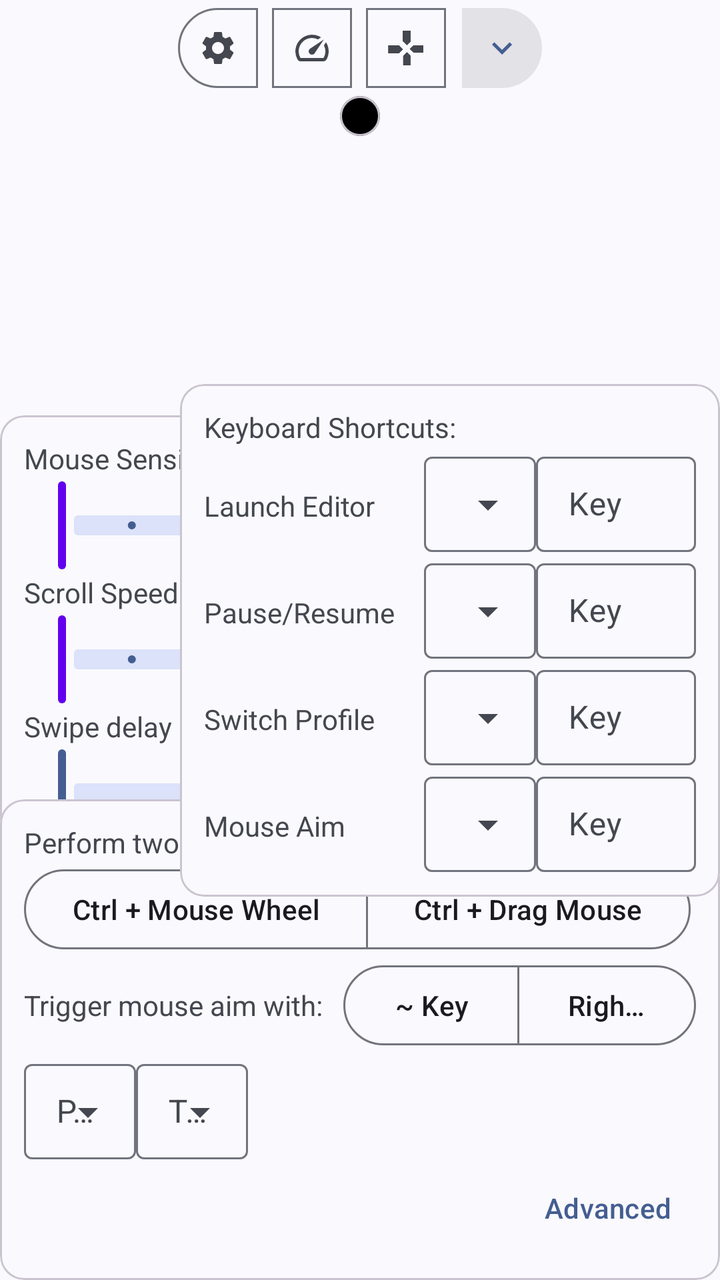
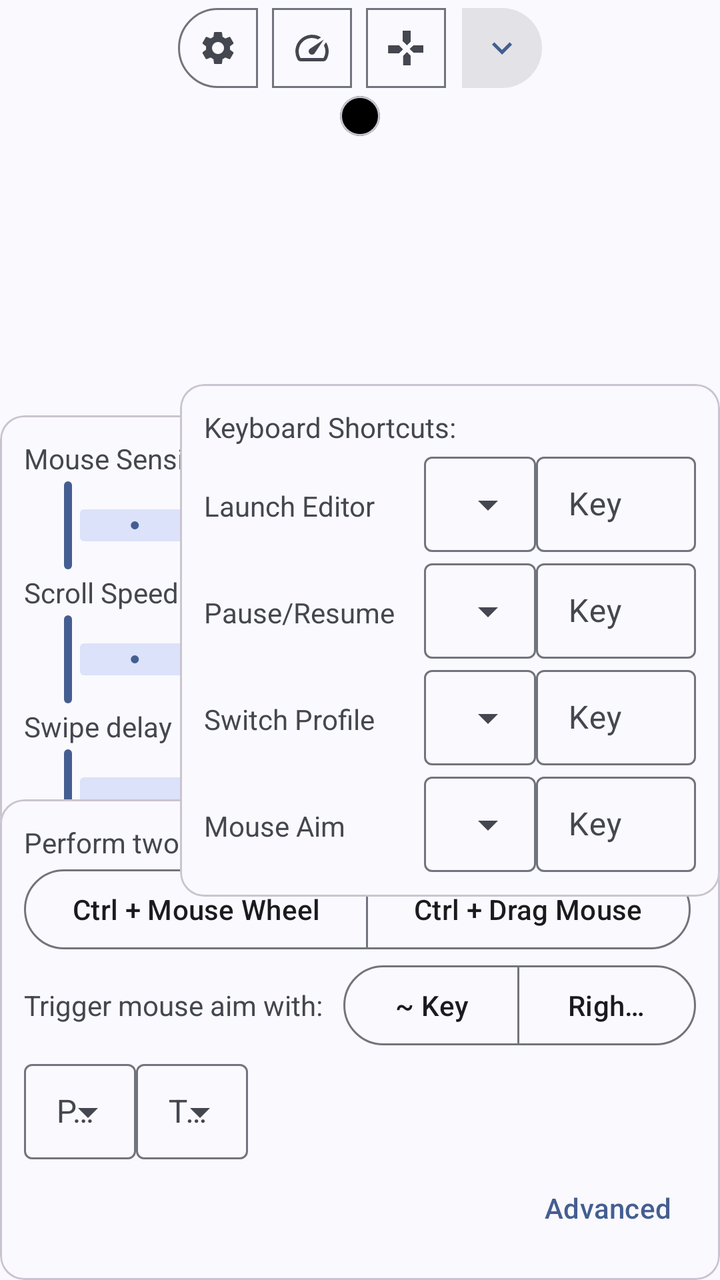

An Android layout rendered at two revisions. The XML below is the earlier revision; the diff shows what the commit changed to produce the second picture.
<!-- AndroidManifest.xml: application theme Theme.XtMapper -->
<!-- res/layout/keymap_editor_layout.xml -->
<?xml version="1.0" encoding="utf-8"?>
<androidx.constraintlayout.widget.ConstraintLayout xmlns:android="http://schemas.android.com/apk/res/android"
    android:layout_width="match_parent"
    android:layout_height="match_parent"
    xmlns:app="http://schemas.android.com/apk/res-auto"
    android:animateLayoutChanges="true">

    <FrameLayout
        android:id="@+id/keyContainer"
        android:layout_width="match_parent"
        android:layout_height="match_parent">

    </FrameLayout>

    <com.google.android.material.card.MaterialCardView
        android:layout_width="wrap_content"
        android:layout_height="wrap_content"
        app:contentPadding="10dp"
        app:layout_constraintEnd_toEndOf="parent"
        app:layout_constraintStart_toStartOf="parent"
        app:layout_constraintTop_toBottomOf="@id/toggleButtonGroup"
        android:id="@+id/catalog"
        app:cardBackgroundColor="@color/black"
        app:cardCornerRadius="40dp">
        <androidx.constraintlayout.widget.ConstraintLayout
            android:layout_width="wrap_content"
            android:layout_height="match_parent">

            <LinearLayout
                android:id="@+id/L1"
                android:layout_width="wrap_content"
                android:layout_height="wrap_content"
                android:orientation="vertical"
                app:layout_constraintLeft_toLeftOf="parent"
                app:layout_constraintRight_toLeftOf="@id/L2"
                app:layout_constraintTop_toTopOf="parent">
            </LinearLayout>

            <LinearLayout
                android:id="@+id/L2"
                android:layout_width="wrap_content"
                android:layout_height="wrap_content"
                android:orientation="vertical"
                app:layout_constraintLeft_toRightOf="@id/L1"
                app:layout_constraintRight_toLeftOf="@id/L3"
                app:layout_constraintTop_toTopOf="parent">

            </LinearLayout>

            <LinearLayout
                android:id="@+id/L3"
                android:layout_width="wrap_content"
                android:layout_height="wrap_content"
                android:orientation="vertical"
                app:layout_constraintRight_toRightOf="parent"
                app:layout_constraintLeft_toRightOf="@id/L2"
                app:layout_constraintTop_toTopOf="parent">

            </LinearLayout>
        </androidx.constraintlayout.widget.ConstraintLayout>
    </com.google.android.material.card.MaterialCardView>


    <com.google.android.material.button.MaterialButtonToggleGroup
        android:id="@+id/toggleButtonGroup"
        android:layout_width="wrap_content"
        android:layout_height="wrap_content"
        app:layout_constraintEnd_toEndOf="parent"
        app:layout_constraintStart_toStartOf="parent"
        app:layout_constraintTop_toTopOf="parent">

        <com.google.android.material.button.MaterialButton
            android:id="@+id/button_misc"
            style="?attr/materialIconButtonOutlinedStyle"
            android:layout_width="wrap_content"
            android:layout_height="wrap_content"
            app:icon="@drawable/ic_baseline_settings_24"
            />

        <com.google.android.material.button.MaterialButton
            android:id="@+id/button_sliders"
            style="?attr/materialIconButtonOutlinedStyle"
            android:layout_width="wrap_content"
            android:layout_height="wrap_content"
            app:icon="@drawable/ic_baseline_speed_24" />

        <com.google.android.material.button.MaterialButton
            android:id="@+id/button_shortcuts"
            style="?attr/materialIconButtonOutlinedStyle"
            android:layout_width="wrap_content"
            android:layout_height="wrap_content"
            app:icon="@drawable/dpad" />
        <com.google.android.material.button.MaterialButton
            android:id="@+id/button_add"
            style="?attr/materialIconButtonFilledStyle"
            android:layout_width="wrap_content"
            android:layout_height="wrap_content"
            app:icon="@drawable/ic_baseline_keyboard_arrow_down_24" />

    </com.google.android.material.button.MaterialButtonToggleGroup>

    <com.google.android.material.card.MaterialCardView
        android:layout_width="wrap_content"
        android:layout_height="wrap_content"
        app:contentPadding="12dp"
        style="?attr/materialCardViewStyle"
        android:id="@+id/sliders"
        app:layout_constraintBottom_toBottomOf="parent"
        app:layout_constraintLeft_toLeftOf="parent"
        app:layout_constraintTop_toTopOf="parent">
        <LinearLayout
            android:layout_width="match_parent"
            android:layout_height="match_parent"
            android:orientation="vertical">

            <TextView
                android:layout_width="wrap_content"
                android:layout_height="wrap_content"
                android:text="@string/mouse_sensitivity" />

            <com.google.android.material.slider.Slider
                android:id="@+id/slider_mouse"
                android:layout_width="match_parent"
                android:layout_height="wrap_content"
                android:stepSize="1"
                android:valueFrom="1"
                android:valueTo="5"
                app:haloColor="@color/purple_700"
                app:thumbColor="@color/purple_500"
                app:trackColorActive="@color/teal_200"
                app:trackHeight="10dp"/>

            <TextView
                android:layout_width="wrap_content"
                android:layout_height="wrap_content"
                android:text="@string/scroll_speed" />

            <com.google.android.material.slider.Slider
                android:id="@+id/slider_scroll_speed"
                android:layout_width="match_parent"
                android:layout_height="wrap_content"
                android:stepSize="1"
                android:valueFrom="1"
                android:valueTo="5"
                app:haloColor="@color/purple_700"
                app:thumbColor="@color/purple_500"
                app:trackColorActive="@color/teal_200"
                app:trackHeight="10dp"/>

            <TextView
                android:layout_width="wrap_content"
                android:layout_height="wrap_content"
                android:id="@+id/swipe_delay_text"
                android:text="@string/swipe_delay_ms" />

            <com.google.android.material.slider.Slider
                android:id="@+id/slider_swipe_delay"
                android:layout_width="match_parent"
                android:layout_height="wrap_content"
                android:valueFrom="0"
                android:valueTo="500"
                app:trackHeight="10dp" />

        </LinearLayout>
    </com.google.android.material.card.MaterialCardView>

    <com.google.android.material.card.MaterialCardView
        android:layout_width="wrap_content"
        android:layout_height="wrap_content"
        app:contentPadding="12dp"
        style="?attr/materialCardViewStyle"
        android:id="@+id/misc"
        app:layout_constraintBottom_toBottomOf="parent"
        app:layout_constraintLeft_toLeftOf="parent"
        app:layout_constraintRight_toRightOf="parent">
        <LinearLayout
            android:layout_width="match_parent"
            android:layout_height="wrap_content"
            android:orientation="vertical">

        <TextView
            android:layout_width="match_parent"
            android:layout_height="wrap_content"
            android:text="@string/pinch_to_zoom_gesture_info" />

        <com.google.android.material.button.MaterialButtonToggleGroup
            android:layout_width="wrap_content"
            android:layout_height="wrap_content">

            <com.google.android.material.button.MaterialButton
                android:id="@+id/mouse_wheel_toggle"
                style="?attr/materialButtonOutlinedStyle"
                android:layout_width="wrap_content"
                android:layout_height="wrap_content"
                android:text="@string/mouse_wheel" />

            <com.google.android.material.button.MaterialButton
                android:id="@+id/mouse_drag_toggle"
                style="?attr/materialButtonOutlinedStyle"
                android:layout_width="wrap_content"
                android:layout_height="wrap_content"
                android:text="@string/drag_mouse" />
        </com.google.android.material.button.MaterialButtonToggleGroup>

        <LinearLayout
            android:layout_width="wrap_content"
            android:layout_height="wrap_content"
            android:gravity="center"
            android:orientation="horizontal">
            <TextView
                android:layout_width="match_parent"
                android:layout_height="wrap_content"
                android:layout_marginRight="10dp"
                android:text="@string/trigger_mouse_aim_with" />

            <com.google.android.material.button.MaterialButtonToggleGroup
                android:layout_width="wrap_content"
                android:layout_height="wrap_content">

                <com.google.android.material.button.MaterialButton
                    android:id="@+id/mouse_aim_key_grave"
                    style="?attr/materialButtonOutlinedStyle"
                    android:layout_width="wrap_content"
                    android:layout_height="wrap_content"
                    android:text="@string/key_grave" />

                <com.google.android.material.button.MaterialButton
                    android:id="@+id/mouse_aim_right_click"
                    style="?attr/materialButtonOutlinedStyle"
                    android:layout_width="wrap_content"
                    android:layout_height="wrap_content"
                    android:text="@string/right_click" />

            </com.google.android.material.button.MaterialButtonToggleGroup>
        </LinearLayout>

        <LinearLayout
            android:layout_width="match_parent"
            android:layout_height="wrap_content"
            android:orientation="horizontal">

            <com.google.android.material.textfield.TextInputLayout
                style="@style/Widget.Material3.TextInputLayout.OutlinedBox.Dense.ExposedDropdownMenu"
                android:layout_width="wrap_content"
                android:layout_height="wrap_content"
                android:hint="@string/pointer">

                <com.google.android.material.textfield.MaterialAutoCompleteTextView
                    android:id="@+id/pointer_mode"
                    android:layout_width="match_parent"
                    android:layout_height="wrap_content"
                    android:inputType="none" />

            </com.google.android.material.textfield.TextInputLayout>


            <com.google.android.material.textfield.TextInputLayout
                style="@style/Widget.Material3.TextInputLayout.OutlinedBox.Dense.ExposedDropdownMenu"
                android:layout_width="wrap_content"
                android:layout_height="wrap_content"
                android:hint="@string/touchpad_input">

                <com.google.android.material.textfield.MaterialAutoCompleteTextView
                    android:id="@+id/touchpad_input_mode"
                    android:layout_width="match_parent"
                    android:layout_height="wrap_content"
                    android:inputType="none" />

            </com.google.android.material.textfield.TextInputLayout>

        </LinearLayout>
        <com.google.android.material.button.MaterialButton
            android:layout_width="wrap_content"
            android:layout_height="wrap_content"
            android:layout_gravity="right"
            android:id="@+id/advanced"
            style="@style/Widget.Material3.Button.TextButton"
            android:text="@string/advanced"/>
        </LinearLayout>


    </com.google.android.material.card.MaterialCardView>

    <com.google.android.material.card.MaterialCardView
        android:layout_width="wrap_content"
        android:layout_height="wrap_content"
        app:contentPadding="12dp"
        style="?attr/materialCardViewStyle"
        android:id="@+id/shortcuts"
        app:layout_constraintBottom_toBottomOf="parent"
        app:layout_constraintRight_toRightOf="parent"
        app:layout_constraintTop_toTopOf="parent">
        <LinearLayout
            android:layout_width="wrap_content"
            android:layout_height="wrap_content"
            android:layout_gravity="center"
            android:orientation="vertical">

            <TextView
                android:layout_width="match_parent"
                android:layout_height="wrap_content"
                android:text="@string/keyboard_shortcuts" />

            <LinearLayout
                android:layout_width="match_parent"
                android:layout_height="wrap_content"
                android:orientation="horizontal">

                <TextView
                    android:layout_width="100dp"
                    android:layout_height="wrap_content"
                    android:layout_marginRight="10dp"
                    android:labelFor="@id/launch_editor_modifier"
                    android:text="@string/launch_editor" />

                <com.google.android.material.textfield.TextInputLayout
                    style="@style/Widget.Material3.TextInputLayout.OutlinedBox.Dense.ExposedDropdownMenu"
                    android:layout_width="wrap_content"
                    android:layout_height="wrap_content">

                    <com.google.android.material.textfield.MaterialAutoCompleteTextView
                        android:id="@+id/launch_editor_modifier"
                        android:layout_width="match_parent"
                        android:layout_height="wrap_content"
                        android:inputType="none" />

                </com.google.android.material.textfield.TextInputLayout>

                <com.google.android.material.textfield.TextInputLayout
                    style="@style/Widget.Material3.TextInputLayout.OutlinedBox.Dense"
                    android:layout_width="80dp"
                    android:layout_height="wrap_content"
                    android:hint="@string/key">

                    <com.google.android.material.textfield.TextInputEditText
                        android:id="@+id/launch_editor"
                        android:layout_width="match_parent"
                        android:layout_height="wrap_content"
                        android:inputType="none" />

                </com.google.android.material.textfield.TextInputLayout>

            </LinearLayout>

            <LinearLayout
                android:layout_width="match_parent"
                android:layout_height="wrap_content"
                android:orientation="horizontal">

                <TextView
                    android:layout_width="100dp"
                    android:layout_height="wrap_content"
                    android:layout_marginRight="10dp"
                    android:labelFor="@id/pause_resume_modifier"
                    android:text="@string/pause_resume" />


                <com.google.android.material.textfield.TextInputLayout
                    style="@style/Widget.Material3.TextInputLayout.OutlinedBox.Dense.ExposedDropdownMenu"
                    android:layout_width="wrap_content"
                    android:layout_height="wrap_content">

                    <com.google.android.material.textfield.MaterialAutoCompleteTextView
                        android:id="@+id/pause_resume_modifier"
                        android:layout_width="match_parent"
                        android:layout_height="wrap_content"
                        android:inputType="none" />

                </com.google.android.material.textfield.TextInputLayout>

                <com.google.android.material.textfield.TextInputLayout
                    style="@style/Widget.Material3.TextInputLayout.OutlinedBox.Dense"
                    android:layout_width="80dp"
                    android:layout_height="wrap_content"
                    android:hint="@string/key">

                    <com.google.android.material.textfield.TextInputEditText
                        android:id="@+id/pause_resume"
                        android:layout_width="match_parent"
                        android:layout_height="wrap_content"
                        android:inputType="none" />
                </com.google.android.material.textfield.TextInputLayout>
            </LinearLayout>

            <LinearLayout
                android:layout_width="match_parent"
                android:layout_height="wrap_content"
                android:orientation="horizontal">

                <TextView
                    android:layout_width="100dp"
                    android:layout_height="wrap_content"
                    android:layout_marginRight="10dp"
                    android:text="@string/switch_profile" />


                <com.google.android.material.textfield.TextInputLayout
                    style="@style/Widget.Material3.TextInputLayout.OutlinedBox.Dense.ExposedDropdownMenu"
                    android:layout_width="wrap_content"
                    android:layout_height="wrap_content">

                    <com.google.android.material.textfield.MaterialAutoCompleteTextView
                        android:id="@+id/switch_profile_modifier"
                        android:layout_width="match_parent"
                        android:layout_height="wrap_content"
                        android:inputType="none" />

                </com.google.android.material.textfield.TextInputLayout>

                <com.google.android.material.textfield.TextInputLayout
                    style="@style/Widget.Material3.TextInputLayout.OutlinedBox.Dense"
                    android:layout_width="80dp"
                    android:layout_height="wrap_content"
                    android:hint="@string/key">

                    <com.google.android.material.textfield.TextInputEditText
                        android:id="@+id/switch_profile"
                        android:layout_width="match_parent"
                        android:layout_height="wrap_content"
                        android:inputType="none" />
                </com.google.android.material.textfield.TextInputLayout>
            </LinearLayout>

            <LinearLayout
                android:layout_width="match_parent"
                android:layout_height="wrap_content"
                android:orientation="horizontal">

                <TextView
                    android:layout_width="100dp"
                    android:layout_height="wrap_content"
                    android:layout_marginRight="10dp"
                    android:text="@string/mouse_aim" />

                <com.google.android.material.textfield.TextInputLayout
                    style="@style/Widget.Material3.TextInputLayout.OutlinedBox.Dense.ExposedDropdownMenu"
                    android:layout_width="wrap_content"
                    android:layout_height="wrap_content">

                    <com.google.android.material.textfield.MaterialAutoCompleteTextView
                        android:id="@+id/mouse_aim_action"
                        android:layout_width="match_parent"
                        android:layout_height="wrap_content"
                        android:inputType="none" />

                </com.google.android.material.textfield.TextInputLayout>

                <com.google.android.material.textfield.TextInputLayout
                    style="@style/Widget.Material3.TextInputLayout.OutlinedBox.Dense"
                    android:layout_width="80dp"
                    android:layout_height="wrap_content"
                    android:hint="@string/key">

                    <com.google.android.material.textfield.TextInputEditText
                        android:id="@+id/mouse_aim_key"
                        android:layout_width="match_parent"
                        android:layout_height="wrap_content"
                        android:inputType="none" />

                </com.google.android.material.textfield.TextInputLayout>

            </LinearLayout>

        </LinearLayout>

    </com.google.android.material.card.MaterialCardView>
</androidx.constraintlayout.widget.ConstraintLayout>
<!-- resources referenced by this layout -->
<resources>
  <color name="black">#FF000000</color>
  <color name="purple_500">#FF6200EE</color>
  <color name="purple_700">#FF3700B3</color>
  <color name="teal_200">#FF03DAC5</color>
  <!-- drawable dpad: png bitmap (drawable, 9793 bytes) -->
  <!-- drawable ic_baseline_keyboard_arrow_down_24 (drawable) -->
  <vector android:height="60dp" android:tint="#FFFFFF"
      android:viewportHeight="24" android:viewportWidth="24"
      android:width="60dp" xmlns:android="http://schemas.android.com/apk/res/android">
      <path android:fillColor="@android:color/white" android:pathData="M7.41,8.59L12,13.17l4.59,-4.58L18,10l-6,6 -6,-6 1.41,-1.41z"/>
  </vector>
  <!-- drawable ic_baseline_settings_24 (drawable) -->
  <vector android:height="24dp" android:tint="#FFFFFF"
      android:viewportHeight="24" android:viewportWidth="24"
      android:width="24dp" xmlns:android="http://schemas.android.com/apk/res/android">
      <path android:fillColor="@android:color/white" android:pathData="M19.14,12.94c0.04,-0.3 0.06,-0.61 0.06,-0.94c0,-0.32 -0.02,-0.64 -0.07,-0.94l2.03,-1.58c0.18,-0.14 0.23,-0.41 0.12,-0.61l-1.92,-3.32c-0.12,-0.22 -0.37,-0.29 -0.59,-0.22l-2.39,0.96c-0.5,-0.38 -1.03,-0.7 -1.62,-0.94L14.4,2.81c-0.04,-0.24 -0.24,-0.41 -0.48,-0.41h-3.84c-0.24,0 -0.43,0.17 -0.47,0.41L9.25,5.35C8.66,5.59 8.12,5.92 7.63,6.29L5.24,5.33c-0.22,-0.08 -0.47,0 -0.59,0.22L2.74,8.87C2.62,9.08 2.66,9.34 2.86,9.48l2.03,1.58C4.84,11.36 4.8,11.69 4.8,12s0.02,0.64 0.07,0.94l-2.03,1.58c-0.18,0.14 -0.23,0.41 -0.12,0.61l1.92,3.32c0.12,0.22 0.37,0.29 0.59,0.22l2.39,-0.96c0.5,0.38 1.03,0.7 1.62,0.94l0.36,2.54c0.05,0.24 0.24,0.41 0.48,0.41h3.84c0.24,0 0.44,-0.17 0.47,-0.41l0.36,-2.54c0.59,-0.24 1.13,-0.56 1.62,-0.94l2.39,0.96c0.22,0.08 0.47,0 0.59,-0.22l1.92,-3.32c0.12,-0.22 0.07,-0.47 -0.12,-0.61L19.14,12.94zM12,15.6c-1.98,0 -3.6,-1.62 -3.6,-3.6s1.62,-3.6 3.6,-3.6s3.6,1.62 3.6,3.6S13.98,15.6 12,15.6z"/>
  </vector>
  <!-- drawable ic_baseline_speed_24 (drawable) -->
  <vector android:height="24dp" android:tint="#FFFFFF"
      android:viewportHeight="24" android:viewportWidth="24"
      android:width="24dp" xmlns:android="http://schemas.android.com/apk/res/android">
      <path android:fillColor="@android:color/white" android:pathData="M20.38,8.57l-1.23,1.85a8,8 0,0 1,-0.22 7.58L5.07,18A8,8 0,0 1,15.58 6.85l1.85,-1.23A10,10 0,0 0,3.35 19a2,2 0,0 0,1.72 1h13.85a2,2 0,0 0,1.74 -1,10 10,0 0,0 -0.27,-10.44zM10.59,15.41a2,2 0,0 0,2.83 0l5.66,-8.49 -8.49,5.66a2,2 0,0 0,0 2.83z"/>
  </vector>
  <string name="advanced">Advanced</string>
  <string name="drag_mouse">Ctrl + Drag Mouse</string>
  <string name="key">Key</string>
  <string name="key_grave">~ Key</string>
  <string name="keyboard_shortcuts">Keyboard Shortcuts:</string>
  <string name="launch_editor">Launch Editor</string>
  <string name="mouse_aim">Mouse Aim</string>
  <string name="mouse_sensitivity">Mouse Sensitivity</string>
  <string name="mouse_wheel">Ctrl + Mouse Wheel</string>
  <string name="pause_resume">Pause/Resume</string>
  <string name="pinch_to_zoom_gesture_info">Perform two finger gesture with:</string>
  <string name="pointer">Pointer Mode</string>
  <string name="right_click">Right click</string>
  <string name="scroll_speed">Scroll Speed</string>
  <string name="swipe_delay_ms">Swipe delay %d milliseconds</string>
  <string name="switch_profile">Switch Profile</string>
  <string name="touchpad_input">Touchpad Input</string>
  <string name="trigger_mouse_aim_with">Trigger mouse aim with:</string>
  <style name="Theme.XtMapper" parent="Theme.Material3.DynamicColors.DayNight.NoActionBar">
          <item name="android:statusBarColor">?android:colorBackground</item>
      </style>
</resources>

<!-- the commit's change to res/layout/keymap_editor_layout.xml (unified diff, before → after) -->
@@ -124,11 +124,7 @@
                 android:layout_height="wrap_content"
                 android:stepSize="1"
                 android:valueFrom="1"
-                android:valueTo="5"
-                app:haloColor="@color/purple_700"
-                app:thumbColor="@color/purple_500"
-                app:trackColorActive="@color/teal_200"
-                app:trackHeight="10dp"/>
+                android:valueTo="5"/>
 
             <TextView
                 android:layout_width="wrap_content"
@@ -141,11 +137,7 @@
                 android:layout_height="wrap_content"
                 android:stepSize="1"
                 android:valueFrom="1"
-                android:valueTo="5"
-                app:haloColor="@color/purple_700"
-                app:thumbColor="@color/purple_500"
-                app:trackColorActive="@color/teal_200"
-                app:trackHeight="10dp"/>
+                android:valueTo="5"/>
 
             <TextView
                 android:layout_width="wrap_content"
@@ -158,8 +150,7 @@
                 android:layout_width="match_parent"
                 android:layout_height="wrap_content"
                 android:valueFrom="0"
-                android:valueTo="500"
-                app:trackHeight="10dp" />
+                android:valueTo="500" />
 
         </LinearLayout>
     </com.google.android.material.card.MaterialCardView>
<!-- resource entries referenced after the edit -->
@@ -1,9 +1,6 @@
 <!-- resources referenced by this layout -->
 <resources>
   <color name="black">#FF000000</color>
-  <color name="purple_500">#FF6200EE</color>
-  <color name="purple_700">#FF3700B3</color>
-  <color name="teal_200">#FF03DAC5</color>
   <!-- drawable dpad: png bitmap (drawable, 9793 bytes) -->
   <!-- drawable ic_baseline_keyboard_arrow_down_24 (drawable) -->
   <vector android:height="60dp" android:tint="#FFFFFF"
